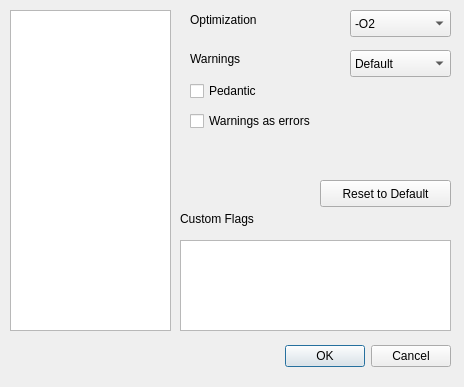
Above: uis/build_settings.ui from amirgeva/coide before the change. Below: the same form after it.
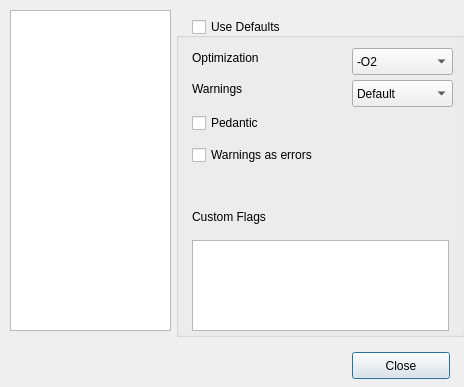
That is the form after the change.

Commit message: Continued work on build settings

The edit to the form file:
```diff
--- a/uis/build_settings.ui
+++ b/uis/build_settings.ui
@@ -13,22 +13,6 @@
   <property name="windowTitle">
    <string>Build Settings</string>
   </property>
-  <widget class="QDialogButtonBox" name="buttonBox">
-   <property name="geometry">
-    <rect>
-     <x>110</x>
-     <y>340</y>
-     <width>341</width>
-     <height>32</height>
-    </rect>
-   </property>
-   <property name="orientation">
-    <enum>Qt::Horizontal</enum>
-   </property>
-   <property name="standardButtons">
-    <set>QDialogButtonBox::Cancel|QDialogButtonBox::Ok</set>
-   </property>
-  </widget>
   <widget class="QTreeWidget" name="projTree">
    <property name="geometry">
     <rect>
@@ -47,11 +31,62 @@
     </property>
    </column>
   </widget>
+  <widget class="QLabel" name="label">
+   <property name="geometry">
+    <rect>
+     <x>192</x>
+     <y>48</y>
+     <width>101</width>
+     <height>20</height>
+    </rect>
+   </property>
+   <property name="text">
+    <string>Optimization</string>
+   </property>
+  </widget>
+  <widget class="QLabel" name="label_2">
+   <property name="geometry">
+    <rect>
+     <x>192</x>
+     <y>80</y>
+     <width>81</width>
+     <height>17</height>
+    </rect>
+   </property>
+   <property name="text">
+    <string>Warnings</string>
+   </property>
+  </widget>
+  <widget class="QCheckBox" name="defaults">
+   <property name="geometry">
+    <rect>
+     <x>192</x>
+     <y>16</y>
+     <width>151</width>
+     <height>22</height>
+    </rect>
+   </property>
+   <property name="text">
+    <string>Use Defaults</string>
+   </property>
+  </widget>
+  <widget class="QGroupBox" name="settingsGroup">
+   <property name="geometry">
+    <rect>
+     <x>176</x>
+     <y>32</y>
+     <width>289</width>
+     <height>305</height>
+    </rect>
+   </property>
+   <property name="title">
+    <string/>
+   </property>
   <widget class="QComboBox" name="optCB">
    <property name="geometry">
     <rect>
-     <x>350</x>
-     <y>10</y>
+      <x>176</x>
+      <y>16</y>
      <width>101</width>
      <height>27</height>
     </rect>
@@ -82,24 +117,11 @@
     </property>
    </item>
   </widget>
-  <widget class="QLabel" name="label">
-   <property name="geometry">
-    <rect>
-     <x>190</x>
-     <y>10</y>
-     <width>101</width>
-     <height>20</height>
-    </rect>
-   </property>
-   <property name="text">
-    <string>Optimization</string>
-   </property>
-  </widget>
   <widget class="QComboBox" name="warnCB">
    <property name="geometry">
     <rect>
-     <x>350</x>
-     <y>50</y>
+      <x>176</x>
+      <y>48</y>
      <width>101</width>
      <height>27</height>
     </rect>
@@ -120,23 +142,10 @@
     </property>
    </item>
   </widget>
-  <widget class="QLabel" name="label_2">
-   <property name="geometry">
-    <rect>
-     <x>190</x>
-     <y>50</y>
-     <width>81</width>
-     <height>17</height>
-    </rect>
-   </property>
-   <property name="text">
-    <string>Warnings</string>
-   </property>
-  </widget>
   <widget class="QCheckBox" name="pedantic">
    <property name="geometry">
     <rect>
-     <x>190</x>
+      <x>16</x>
      <y>80</y>
      <width>161</width>
      <height>22</height>
@@ -149,8 +158,8 @@
   <widget class="QCheckBox" name="checkBox">
    <property name="geometry">
     <rect>
-     <x>190</x>
-     <y>110</y>
+      <x>16</x>
+      <y>112</y>
      <width>201</width>
      <height>22</height>
     </rect>
@@ -162,9 +171,9 @@
   <widget class="QPlainTextEdit" name="customFlags">
    <property name="geometry">
     <rect>
-     <x>180</x>
-     <y>240</y>
-     <width>271</width>
+      <x>16</x>
+      <y>208</y>
+      <width>257</width>
      <height>91</height>
     </rect>
    </property>
@@ -172,8 +181,8 @@
   <widget class="QLabel" name="label_3">
    <property name="geometry">
     <rect>
-     <x>180</x>
-     <y>210</y>
+      <x>16</x>
+      <y>176</y>
      <width>191</width>
      <height>17</height>
     </rect>
@@ -182,19 +191,26 @@
     <string>Custom Flags</string>
    </property>
   </widget>
-  <widget class="QPushButton" name="resetButton">
+  </widget>
+  <widget class="QPushButton" name="closeButton">
    <property name="geometry">
     <rect>
-     <x>320</x>
-     <y>180</y>
-     <width>131</width>
+     <x>352</x>
+     <y>352</y>
+     <width>98</width>
      <height>27</height>
     </rect>
    </property>
    <property name="text">
-    <string>Reset to Default</string>
+    <string>Close</string>
    </property>
   </widget>
+  <zorder>settingsGroup</zorder>
+  <zorder>projTree</zorder>
+  <zorder>label</zorder>
+  <zorder>label_2</zorder>
+  <zorder>defaults</zorder>
+  <zorder>closeButton</zorder>
  </widget>
  <resources/>
  <connections>
```
Left out of the diff: 35 changed lines with no effect on the pictures. Lines whose indentation alone changed are shown as unchanged. The commit also changes 6 other files.
